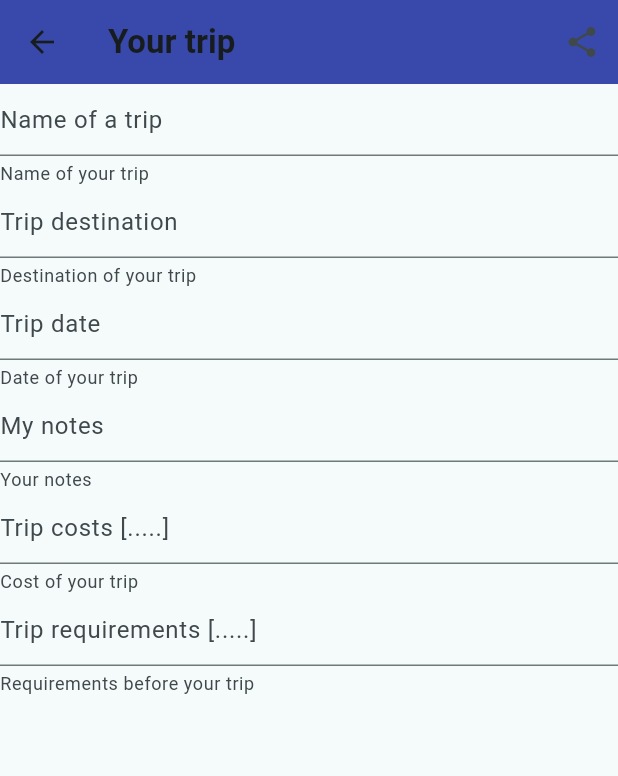
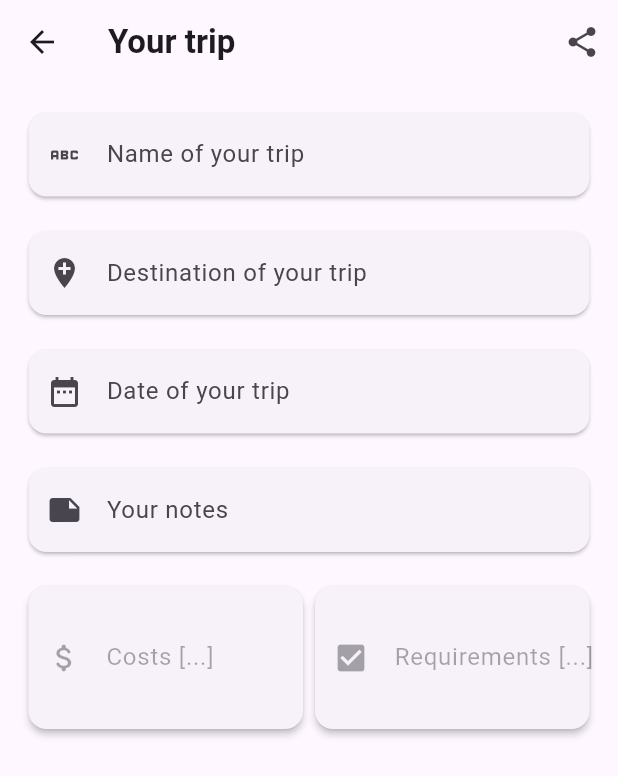
Before and after one commit to mis177/trip-planner, a Flutter app: the screen it shows after launch, after a tap on the "add" icon, on a phone screen of 412 x 824 dp. Shown: the top 776 px of the screen. Run offline on Flutter 3.47's test engine with Material 3 defaults, Android fonts, the phone set to English and light mode, and no system bars; our stand-ins replace bloc, equatable, flutter_bloc, share_plus, sqflite; accounts and stored records are empty; generated files the repository leaves out were written again.

Commit message:
small overall changes

```diff
--- a/lib/bloc/trip_cost/trip_cost_bloc.dart
+++ b/lib/bloc/trip_cost/trip_cost_bloc.dart
@@ -3,7 +3,6 @@ import 'package:tripplanner/bloc/trip_cost/trip_cost_state.dart';
 import 'package:bloc/bloc.dart';
 import 'package:tripplanner/models/trips.dart';
 import 'package:tripplanner/bloc/trip_cost/trip_costs_service.dart';
-import 'package:tripplanner/utilities/dialogs/confirmation_dialog.dart';
 
 class TripCostBloc extends Bloc<TripCostEvent, TripCostState> {
   TripCostBloc(TripCostService utils)
--- a/lib/bloc/trip_cost/trip_cost_event.dart
+++ b/lib/bloc/trip_cost/trip_cost_event.dart
@@ -1,5 +1,4 @@
 import 'package:equatable/equatable.dart';
-import 'package:flutter/material.dart';
 import 'package:tripplanner/models/trips.dart';
 
 sealed class TripCostEvent extends Equatable {
--- a/lib/bloc/trip_list/trip_list_event.dart
+++ b/lib/bloc/trip_list/trip_list_event.dart
@@ -1,5 +1,4 @@
 import 'package:equatable/equatable.dart';
-import 'package:flutter/material.dart';
 import 'package:tripplanner/models/trips.dart';
 
 sealed class TripListEvent extends Equatable {
--- a/lib/bloc/trip_requirement/trip_requirement_event.dart
+++ b/lib/bloc/trip_requirement/trip_requirement_event.dart
@@ -1,5 +1,4 @@
 import 'package:equatable/equatable.dart';
-import 'package:flutter/material.dart';
 import 'package:tripplanner/models/trips.dart';
 
 sealed class TripRequirementEvent extends Equatable {
--- a/lib/l10n/intl_en.arb
+++ b/lib/l10n/intl_en.arb
@@ -45,10 +45,9 @@
     "trip_edit_date_helper" : "Date of your trip",
     "trip_edit_notes_hint" : "My notes",
     "trip_edit_notes_helper" : "Your notes",
-    "trip_edit_costs_hint" : "Trip costs [.....]",
+    "trip_edit_costs_hint" : "Costs [...]",
     "trip_edit_costs_helper" : "Cost of your trip",
-    "trip_edit_requirements_hint" : "Trip requirements [.....]",
-    "trip_edit_requirements_helper" : "Requirements before your trip",
+    "trip_edit_requirements_hint" : "Requirements [...]",
 
 
     "trip_requirements_title" : "Requirements" ,
--- a/lib/l10n/intl_pl.arb
+++ b/lib/l10n/intl_pl.arb
@@ -44,10 +44,9 @@
     "trip_edit_date_helper" : "Data Twojej podróży",
     "trip_edit_notes_hint" : "Notatki",
     "trip_edit_notes_helper" : "Twoje notatki",
-    "trip_edit_costs_hint" : "Koszty podróży [.....]",
+    "trip_edit_costs_hint" : "Koszty [.....]",
     "trip_edit_costs_helper" : "Koszty Twojej podróży",
-    "trip_edit_requirements_hint" : "Wymagania [.....]",
-    "trip_edit_requirements_helper" : "Wymagania przed podróżą",
+
 
 
     "trip_requirements_title" : "Wymagania" ,
@@ -66,6 +65,7 @@
      "trip_requirements_error_add" : "Problem podczas dodawania wymagania",
     "trip_requirements_error_remove" : "Problem podczas usuwania wymagania",
     "trip_requirements_error_remove_all" : "Problem podczas usuwania wszystkich wymagań",
+    "trip_edit_requirements_hint" : "Wymagania [.....]",
 
     "trips_list_title" : "Twoje podróże",
     "trips_list_removed" : "Usunięto podróż",
--- a/lib/utilities/theme.dart
+++ b/lib/utilities/theme.dart
@@ -1,19 +1,21 @@
 import 'package:flutter/material.dart';
 
 final appTheme = ThemeData(
-  appBarTheme: AppBarTheme(
+  appBarTheme: const AppBarTheme(
     scrolledUnderElevation: 10.0,
-    shadowColor: Colors.indigo[300],
-    backgroundColor: Colors.indigo[600],
   ),
-  colorScheme: ColorScheme.fromSeed(
-    seedColor: Colors.white,
-  ),
+
   textTheme: const TextTheme(
     titleLarge: TextStyle(
       fontWeight: FontWeight.bold,
     ),
   ),
+  dataTableTheme: const DataTableThemeData(
+    columnSpacing: 5,
+
+    //headingRowColor: MaterialStateColor.resolveWith((states) => Colors.black26),
+  ),
+
   //dialogTheme: DialogTheme(elevation: 10),
   useMaterial3: true,
 );
--- a/lib/views/trips/trip_cost_view.dart
+++ b/lib/views/trips/trip_cost_view.dart
@@ -109,8 +109,16 @@ class _CostsListViewState extends State<CostsListView> {
           late final width = MediaQuery.of(context).size.width;
 
           return SingleChildScrollView(
+            child: Padding(
+              padding: const EdgeInsets.all(8.0),
               child: DataTable(
-              columnSpacing: 20,
+                headingRowColor: MaterialStateColor.resolveWith(
+                    (states) => Theme.of(context).colorScheme.surfaceVariant),
+                dataRowColor: MaterialStateColor.resolveWith((states) =>
+                    Theme.of(context)
+                        .colorScheme
+                        .surfaceVariant
+                        .withAlpha(100)),
                 columns: [
                   DataColumn(
                     label: SizedBox(
@@ -127,7 +135,7 @@ class _CostsListViewState extends State<CostsListView> {
                   ),
                   DataColumn(
                     label: SizedBox(
-                    width: width * 0.15,
+                      width: width * 0.2,
                       child: Center(
                         child: Text(
                           overflow: TextOverflow.ellipsis,
@@ -137,11 +145,10 @@ class _CostsListViewState extends State<CostsListView> {
                         ),
                       ),
                     ),
-                  numeric: true,
                   ),
                   DataColumn(
                     label: SizedBox(
-                    width: width * 0.15,
+                      width: width * 0.2,
                       child: Center(
                         child: Text(
                           overflow: TextOverflow.ellipsis,
@@ -184,12 +191,13 @@ class _CostsListViewState extends State<CostsListView> {
                         DataCell(
                           SizedBox(
                             width: width * 0.3,
-                          height: null,
                             child: TextFormField(
                               initialValue: cost.activity,
                               decoration: InputDecoration(
                                 isCollapsed: true,
                                 hintText: context.loc.trip_costs_activity_hint,
+                                border: InputBorder.none,
+                                hintMaxLines: 2,
                               ),
                               keyboardType: TextInputType.multiline,
                               maxLines: null,
@@ -199,7 +207,8 @@ class _CostsListViewState extends State<CostsListView> {
                                       fieldName: "name",
                                       text: text,
                                       cost: cost,
-                                    trip: context.getArgument<DatabaseTrip>()!,
+                                      trip:
+                                          context.getArgument<DatabaseTrip>()!,
                                     ));
                               },
                             ),
@@ -215,6 +224,7 @@ class _CostsListViewState extends State<CostsListView> {
                                     : cost.planned.toString(),
                                 keyboardType: TextInputType.number,
                                 decoration: const InputDecoration(
+                                  border: InputBorder.none,
                                   isCollapsed: true,
                                   hintText: '...',
                                 ),
@@ -222,12 +232,14 @@ class _CostsListViewState extends State<CostsListView> {
                                 onChanged: (text) {
                                   plannedCost =
                                       double.tryParse(text) ?? double.nan;
-                                context.read<TripCostBloc>().add(TripCostUpdate(
+                                  context
+                                      .read<TripCostBloc>()
+                                      .add(TripCostUpdate(
                                         fieldName: "planned",
                                         text: text,
                                         cost: cost,
-                                      trip:
-                                          context.getArgument<DatabaseTrip>()!,
+                                        trip: context
+                                            .getArgument<DatabaseTrip>()!,
                                       ));
                                 },
                               ),
@@ -246,10 +258,12 @@ class _CostsListViewState extends State<CostsListView> {
                                       fieldName: "real",
                                       text: text,
                                       cost: cost,
-                                    trip: context.getArgument<DatabaseTrip>()!,
+                                      trip:
+                                          context.getArgument<DatabaseTrip>()!,
                                     ));
                               },
                               decoration: InputDecoration(
+                                border: InputBorder.none,
                                 isCollapsed: true,
                                 hintText: '...',
                                 filled: true,
@@ -278,7 +292,8 @@ class _CostsListViewState extends State<CostsListView> {
                               onPressed: () async {
                                 context.read<TripCostBloc>().add(TripCostRemove(
                                       cost: cost,
-                                    trip: context.getArgument<DatabaseTrip>()!,
+                                      trip:
+                                          context.getArgument<DatabaseTrip>()!,
                                     ));
                               },
                               icon: const Icon(Icons.delete),
@@ -289,6 +304,7 @@ class _CostsListViewState extends State<CostsListView> {
                     );
                   },
                 ).toList(),
+              ),
             ),
           );
         }
--- a/lib/views/trips/trip_edit_view.dart
+++ b/lib/views/trips/trip_edit_view.dart
@@ -124,15 +124,20 @@ class _EditTripViewState extends State<EditTripView> {
                   .add(TripLoad(trip: context.getArgument<DatabaseTrip>()!));
             } else if (state is TripEditLoaded) {
               dateController.text = state.trip!.date;
-              return Column(
+              return Padding(
+                padding: const EdgeInsets.all(15.0),
+                child: Column(
                   children: [
-                  TextFormField(
+                    Card(
+                      child: TextFormField(
                         initialValue: state.trip?.name,
                         keyboardType: TextInputType.multiline,
                         maxLines: null,
                         decoration: InputDecoration(
+                          prefixIcon: const Icon(Icons.abc),
+                          border: InputBorder.none,
+                          label: Text(context.loc.trip_edit_name_helper),
                           hintText: context.loc.trip_edit_name_hint,
-                      helperText: context.loc.trip_edit_name_helper,
                         ),
                         onChanged: (text) {
                           context.read<TripEditBloc>().add(TripEditUpdate(
@@ -142,13 +147,18 @@ class _EditTripViewState extends State<EditTripView> {
                               ));
                         },
                       ),
-                  TextFormField(
+                    ),
+                    const SizedBox(height: 15),
+                    Card(
+                      child: TextFormField(
                         initialValue: state.trip?.destination,
                         keyboardType: TextInputType.multiline,
                         maxLines: null,
                         decoration: InputDecoration(
+                          prefixIcon: const Icon(Icons.add_location),
+                          border: InputBorder.none,
+                          label: Text(context.loc.trip_edit_destination_helper),
                           hintText: context.loc.trip_edit_destination_hint,
-                      helperText: context.loc.trip_edit_destination_helper,
                         ),
                         onChanged: (text) {
                           context.read<TripEditBloc>().add(TripEditUpdate(
@@ -158,35 +168,46 @@ class _EditTripViewState extends State<EditTripView> {
                               ));
                         },
                       ),
-                  TextField(
+                    ),
+                    const SizedBox(height: 15),
+                    Card(
+                      child: TextField(
                         controller: dateController,
                         keyboardType: TextInputType.multiline,
                         maxLines: null,
                         decoration: InputDecoration(
+                          prefixIcon: const Icon(Icons.date_range),
+                          border: InputBorder.none,
+                          label: Text(context.loc.trip_edit_date_helper),
                           hintText: context.loc.trip_edit_date_hint,
-                      helperText: context.loc.trip_edit_date_helper,
                         ),
                         readOnly: true,
                         onTap: () async {
                           DateTimeRange? tripDate = await showDateRangePicker(
                               context: context,
                               firstDate: DateTime.now(),
-                          lastDate:
-                              DateTime.now().add(const Duration(days: 730)));
+                              lastDate: DateTime.now()
+                                  .add(const Duration(days: 730)));
 
                           if (tripDate != null) {
-                        dateController.text =
-                            tripDate.toString().replaceAll('00:00:00.000', '');
+                            dateController.text = tripDate
+                                .toString()
+                                .replaceAll('00:00:00.000', '');
                           }
                         },
                       ),
-                  TextFormField(
+                    ),
+                    const SizedBox(height: 15),
+                    Card(
+                      child: TextFormField(
                         initialValue: state.trip?.note,
                         keyboardType: TextInputType.multiline,
                         maxLines: null,
                         decoration: InputDecoration(
+                          prefixIcon: const Icon(Icons.note),
+                          border: InputBorder.none,
+                          label: Text(context.loc.trip_edit_notes_helper),
                           hintText: context.loc.trip_edit_notes_hint,
-                      helperText: context.loc.trip_edit_notes_helper,
                         ),
                         onChanged: (text) {
                           context.read<TripEditBloc>().add(TripEditUpdate(
@@ -196,35 +217,83 @@ class _EditTripViewState extends State<EditTripView> {
                               ));
                         },
                       ),
-                  TextField(
-                    decoration: InputDecoration(
-                      hintText: context.loc.trip_edit_costs_hint,
-                      helperText: context.loc.trip_edit_costs_helper,
                     ),
-                    readOnly: true,
+                    const SizedBox(height: 15),
+                    Row(
+                      children: [
+                        Expanded(
+                          flex: 1,
+                          child: SizedBox(
+                            height: MediaQuery.of(context).size.height / 8,
+                            child: Card(
+                              elevation: 2,
+                              child: InkWell(
                                 onTap: () {
-                      context.read<TripEditBloc>().add(TripEditTablePress(
+                                  context
+                                      .read<TripEditBloc>()
+                                      .add(TripEditTablePress(
                                         route: tripCostRoute,
-                            trip: context.getArgument<DatabaseTrip>()!,
+                                        trip: context
+                                            .getArgument<DatabaseTrip>()!,
                                       ));
                                 },
+                                child: Center(
+                                  child: TextField(
+                                    decoration: InputDecoration(
+                                      prefixIcon: const Icon(
+                                          Icons.attach_money_rounded),
+                                      border: InputBorder.none,
+                                      label: Text(
+                                        textAlign: TextAlign.center,
+                                        context.loc.trip_edit_costs_hint,
                                       ),
-                  TextField(
-                    decoration: InputDecoration(
-                      hintText: context.loc.trip_edit_requirements_hint,
-                      helperText: context.loc.trip_edit_requirements_helper,
                                     ),
-                    readOnly: true,
+                                    enabled: false,
+                                  ),
+                                ),
+                              ),
+                            ),
+                          ),
+                        ),
+                        Expanded(
+                          flex: 1,
+                          child: SizedBox(
+                            height: MediaQuery.of(context).size.height / 8,
+                            child: Card(
+                              elevation: 2,
+                              child: InkWell(
                                 onTap: () {
                                   context.read<TripEditBloc>().add(
                                         TripEditTablePress(
                                           route: tripRequirementsRoute,
-                              trip: context.getArgument<DatabaseTrip>()!,
+                                          trip: context
+                                              .getArgument<DatabaseTrip>()!,
                                         ),
                                       );
                                 },
+                                child: Center(
+                                  child: TextField(
+                                    decoration: InputDecoration(
+                                      prefixIcon: const Icon(Icons.check_box),
+                                      border: InputBorder.none,
+                                      label: Center(
+                                        child: Text(
+                                            textAlign: TextAlign.center,
+                                            context.loc
+                                                .trip_edit_requirements_hint),
+                                      ),
+                                    ),
+                                    enabled: false,
+                                  ),
+                                ),
+                              ),
+                            ),
+                          ),
                         ),
                       ],
+                    ),
+                  ],
+                ),
               );
             }
             return const CircularProgressIndicator();
--- a/lib/views/trips/trip_requirements_view.dart
+++ b/lib/views/trips/trip_requirements_view.dart
@@ -112,12 +112,21 @@ class _RequirementsListViewState extends State<RequirementsListView> {
         } else if (state is TripRequirementLoaded) {
           late final width = MediaQuery.of(context).size.width;
           return SingleChildScrollView(
+            child: Padding(
+              padding: const EdgeInsets.all(8.0),
               child: DataTable(
+                headingRowColor: MaterialStateColor.resolveWith(
+                    (states) => Theme.of(context).colorScheme.surfaceVariant),
+                dataRowColor: MaterialStateColor.resolveWith((states) =>
+                    Theme.of(context)
+                        .colorScheme
+                        .surfaceVariant
+                        .withAlpha(100)),
                 columnSpacing: 20,
                 columns: [
                   DataColumn(
                     label: SizedBox(
-                    width: width * 0.5,
+                      width: width * 0.4,
                       child: Center(
                         child: Text(
                           overflow: TextOverflow.ellipsis,
@@ -149,7 +158,8 @@ class _RequirementsListViewState extends State<RequirementsListView> {
                           final shouldDelete = await showConfirmationDialog(
                             context: context,
                             title: context.loc.trip_requirements_dialog_title,
-                          content: context.loc.trip_requirements_dialog_content,
+                            content:
+                                context.loc.trip_requirements_dialog_content,
                           );
                           if (mounted) {
                             context
@@ -172,7 +182,7 @@ class _RequirementsListViewState extends State<RequirementsListView> {
                       cells: [
                         DataCell(
                           SizedBox(
-                          width: width * 0.5,
+                            width: width * 0.4,
                             child: Center(
                               child: TextFormField(
                                 initialValue: requirement.name,
@@ -181,7 +191,7 @@ class _RequirementsListViewState extends State<RequirementsListView> {
                                   isCollapsed: true,
                                   hintText: context
                                       .loc.trip_requirements_requirement_hint,
-                                border: const UnderlineInputBorder(),
+                                  border: InputBorder.none,
                                 ),
                                 keyboardType: TextInputType.multiline,
                                 maxLines: null,
@@ -192,8 +202,8 @@ class _RequirementsListViewState extends State<RequirementsListView> {
                                       .add(TripRequirementUpdate(
                                         fieldName: 'name',
                                         text: text,
-                                      trip:
-                                          context.getArgument<DatabaseTrip>()!,
+                                        trip: context
+                                            .getArgument<DatabaseTrip>()!,
                                         requirement: requirement,
                                       ));
                                 },
@@ -211,7 +221,8 @@ class _RequirementsListViewState extends State<RequirementsListView> {
                                 context
                                     .read<TripRequirementBloc>()
                                     .add(TripRequirementUpdate(
-                                    trip: context.getArgument<DatabaseTrip>()!,
+                                      trip:
+                                          context.getArgument<DatabaseTrip>()!,
                                       requirement: requirement,
                                       fieldName: 'is_done',
                                       text: value.toString(),
@@ -229,7 +240,8 @@ class _RequirementsListViewState extends State<RequirementsListView> {
                                 context
                                     .read<TripRequirementBloc>()
                                     .add(TripRequirementRemove(
-                                    trip: context.getArgument<DatabaseTrip>()!,
+                                      trip:
+                                          context.getArgument<DatabaseTrip>()!,
                                       requirement: requirement,
                                     ));
                               },
@@ -241,6 +253,7 @@ class _RequirementsListViewState extends State<RequirementsListView> {
                     );
                   },
                 ).toList(),
+              ),
             ),
           );
         }
```
Lines whose indentation alone changed are shown as unchanged.
